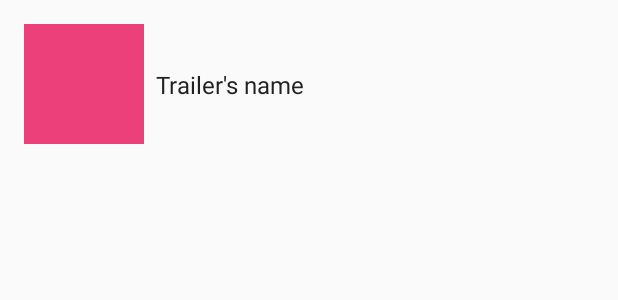
After one commit to luisfelipeas5/GiveMeDetails, an Android app: the layout trailer_adapter_item.xml on its own in the app's theme, with its tools: preview values and no code run, on a phone screen of 412 x 824 dp. The commit adds this screen. Shown: the top 300 px of the screen. Run offline under Robolectric (Android 15) with nearby library versions, the phone set to English and light mode, and no system bars; network calls fail.

Commit message:
Trailers UI tests being created

```diff
--- a/app/build.gradle
+++ b/app/build.gradle
@@ -48,9 +48,9 @@ dependencies {
     compile 'com.google.dagger:dagger:' + project.ext.daggerVersion
     annotationProcessor "com.google.dagger:dagger-compiler:" + project.ext.daggerVersion
 
-    compile 'com.android.support.constraint:constraint-layout:1.0.2'
+    compile 'com.android.support.constraint:constraint-layout:' + project.ext.constraintLayoutVersion
 
-    compile 'com.github.bumptech.glide:glide:3.7.0'
+    compile 'com.github.bumptech.glide:glide:' + project.ext.glideVersion
     compile 'com.github.JakeWharton:ViewPagerIndicator:2.4.1'
 
     compile project(path: ':model')
--- /dev/null
+++ b/app/src/main/res/layout/trailer_adapter_item.xml
@@ -0,0 +1,35 @@
+<?xml version="1.0" encoding="utf-8"?>
+<layout>
+    <data>
+        <variable
+            name="trailer"
+            type="br.com.luisfelipeas5.givemedetails.model.model.trailer.Trailer"/>
+    </data>
+    <android.support.constraint.ConstraintLayout xmlns:android="http://schemas.android.com/apk/res/android"
+        android:layout_width="wrap_content"
+        android:layout_height="wrap_content"
+        android:padding="16dp"
+        xmlns:tools="http://schemas.android.com/tools"
+        xmlns:app="http://schemas.android.com/apk/res-auto">
+
+        <ImageView android:id="@+id/img_trailer_thumb"
+            android:contentDescription="@string/img_trailer"
+            android:background="@color/colorAccent"
+            android:layout_width="@dimen/trailer_thumb_img"
+            android:layout_height="@dimen/trailer_thumb_img" />
+
+        <TextView android:id="@+id/txt_trailer_name"
+            tools:text="Trailer's name"
+            android:textSize="16sp"
+            android:textColor="@color/black"
+            android:text="@{trailer.name}"
+            app:layout_constraintLeft_toRightOf="@id/img_trailer_thumb"
+            app:layout_constraintTop_toTopOf="@id/img_trailer_thumb"
+            app:layout_constraintBottom_toBottomOf="@id/img_trailer_thumb"
+            android:layout_marginStart="8dp"
+            android:layout_marginEnd="8dp"
+            android:layout_width="wrap_content"
+            android:layout_height="wrap_content" />
+
+    </android.support.constraint.ConstraintLayout>
+</layout>
--- a/app/src/main/res/values/colors.xml
+++ b/app/src/main/res/values/colors.xml
@@ -4,4 +4,5 @@
     <color name="colorPrimaryDark">#283593</color>
     <color name="colorAccent">#ec407a</color>
     <color name="transparent">#00ffffff</color>
+    <color name="black">#212121</color>
 </resources>
--- a/app/src/main/res/values/dimens.xml
+++ b/app/src/main/res/values/dimens.xml
@@ -12,4 +12,5 @@
     <dimen name="page_indicator_line_width">100dp</dimen>
     <dimen name="page_indicator_stroke_width">2dp</dimen>
     <dimen name="movie_poster_size_median">200dp</dimen>
+    <dimen name="trailer_thumb_img">80dp</dimen>
 </resources>
--- a/app/src/main/res/values/strings.xml
+++ b/app/src/main/res/values/strings.xml
@@ -19,5 +19,6 @@
     <string name="movie_poster_description">%s\'s poster</string>
     <string name="no_summary">Failed to load summary</string>
     <string name="lorem_ipsum">Lorem ipsum dolor sit amet, consectetur adipiscing elit. Ut sit amet ultricies nisi. Pellentesque pellentesque porta sapien eget congue. Nunc sed nisi eu libero ornare feugiat tristique sit amet libero. Aliquam condimentum fringilla diam, nec pulvinar orci placerat eu. Etiam non urna leo. Pellentesque finibus lacus dui, ac ultricies mi consectetur eu. Sed lacinia sem vel iaculis faucibus. Nunc dictum turpis a libero egestas, ut dignissim velit commodo. In aliquet nec purus in finibus.</string>
+    <string name="img_trailer">Trailer\'s thumb</string>
 
 </resources>
--- a/model/src/main/java/br/com/luisfelipeas5/givemedetails/model/model/trailer/Trailer.java
+++ b/model/src/main/java/br/com/luisfelipeas5/givemedetails/model/model/trailer/Trailer.java
@@ -1,4 +1,8 @@
 package br.com.luisfelipeas5.givemedetails.model.model.trailer;
 
 public interface Trailer {
+
+    String getName();
+
+    String getThumbUrl();
 }
```
Also changed, not shown: app/src/main/java/br/com/luisfelipeas5/givemedetails/adapters/recyclers/TrailersAdapter.java (+24 -5 lines), app/src/main/java/br/com/luisfelipeas5/givemedetails/view/di/modules/model/ModelTestModule.java (+74 -2 lines), build.gradle (+5 -2 lines), 1 other file.
